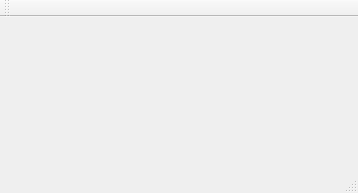
This is 34-CodageConfigurerPersonnes/ConfigurerPersonnes/mainwindow.ui in BriceJamin/BriceJamin-ProjetSuPer as Qt 5 draws it before an edit. The edited form follows.
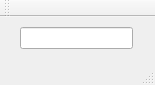
This is the edited form.

```diff
--- a/34-CodageConfigurerPersonnes/ConfigurerPersonnes/mainwindow.ui
+++ b/34-CodageConfigurerPersonnes/ConfigurerPersonnes/mainwindow.ui
@@ -6,14 +6,25 @@
    <rect>
     <x>0</x>
     <y>0</y>
-    <width>358</width>
-    <height>193</height>
+    <width>155</width>
+    <height>85</height>
    </rect>
   </property>
   <property name="windowTitle">
    <string>MainWindow</string>
   </property>
-  <widget class="QWidget" name="centralWidget"/>
+  <widget class="QWidget" name="centralWidget">
+   <widget class="QLineEdit" name="lineEdit">
+    <property name="geometry">
+     <rect>
+      <x>20</x>
+      <y>10</y>
+      <width>113</width>
+      <height>22</height>
+     </rect>
+    </property>
+   </widget>
+  </widget>
   <widget class="QMenuBar" name="menuBar">
    <property name="geometry">
     <rect>
```
Left out of the diff: 2 changed lines with no effect on the pictures.
